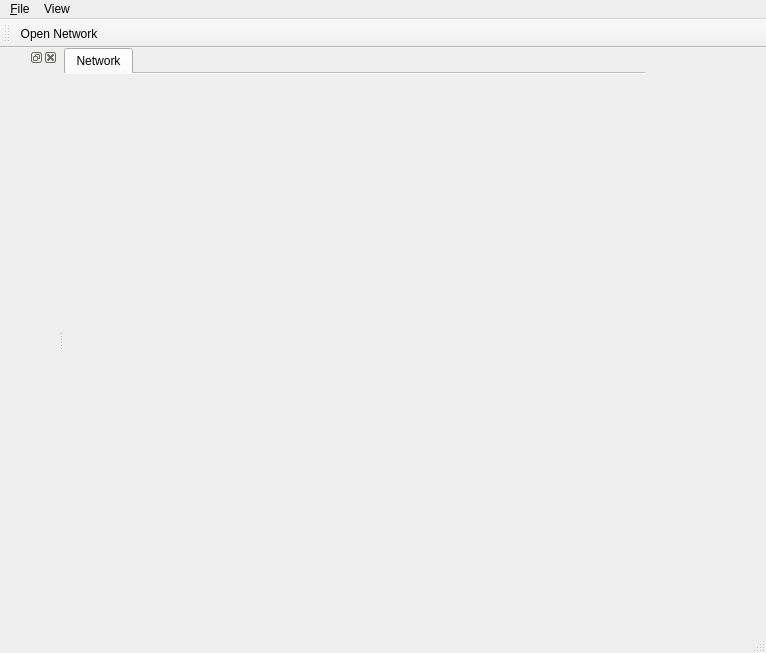
Qt form src/qdtnet/mainwindow.ui (baubie/dtnet) before a commit.
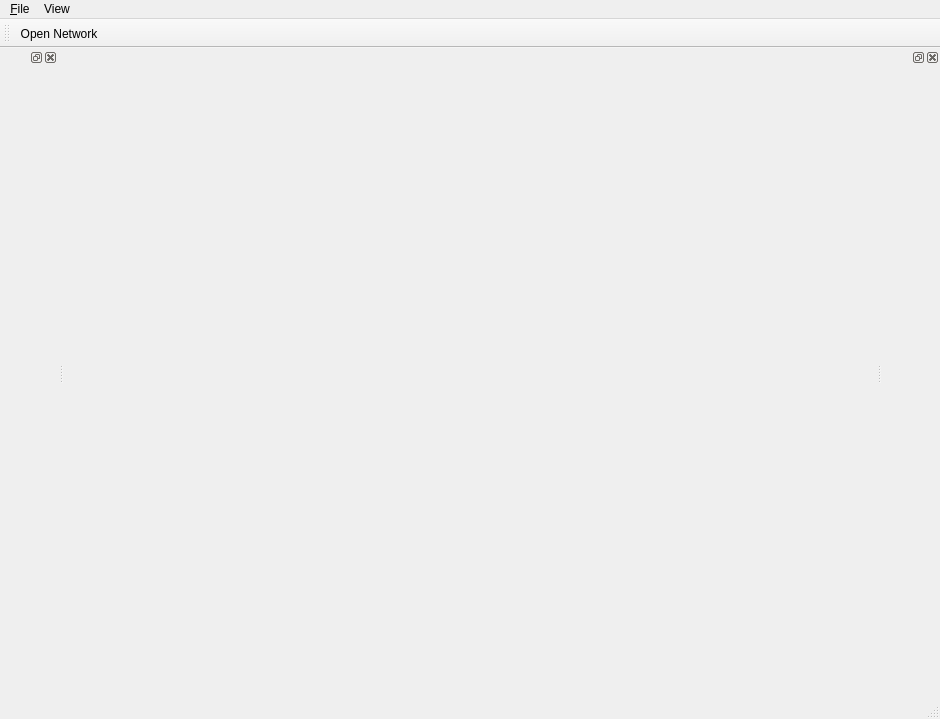
The same form after that commit.

What changed in the file:
```diff
--- a/src/qdtnet/mainwindow.ui
+++ b/src/qdtnet/mainwindow.ui
@@ -10,8 +10,8 @@
    <rect>
     <x>0</x>
     <y>0</y>
-    <width>766</width>
-    <height>653</height>
+    <width>940</width>
+    <height>719</height>
    </rect>
   </property>
   <property name="windowTitle">
@@ -26,44 +26,13 @@
   <property name="unifiedTitleAndToolBarOnMac">
    <bool>false</bool>
   </property>
-  <widget class="QWidget" name="centralWidget">
-   <widget class="QTabWidget" name="tabWidget">
-    <property name="geometry">
-     <rect>
-      <x>0</x>
-      <y>0</y>
-      <width>581</width>
-      <height>571</height>
-     </rect>
-    </property>
-    <property name="tabPosition">
-     <enum>QTabWidget::North</enum>
-    </property>
-    <property name="tabShape">
-     <enum>QTabWidget::Rounded</enum>
-    </property>
-    <property name="currentIndex">
-     <number>0</number>
-    </property>
-    <property name="elideMode">
-     <enum>Qt::ElideLeft</enum>
-    </property>
-    <property name="documentMode">
-     <bool>true</bool>
-    </property>
-    <widget class="QWidget" name="tab">
-     <attribute name="title">
-      <string>Network</string>
-     </attribute>
-    </widget>
-   </widget>
-  </widget>
+  <widget class="QWidget" name="centralWidget"/>
   <widget class="QMenuBar" name="menuBar">
    <property name="geometry">
     <rect>
      <x>0</x>
      <y>0</y>
-     <width>766</width>
+     <width>940</width>
      <height>26</height>
     </rect>
    </property>
@@ -103,6 +72,12 @@
    </attribute>
    <widget class="QWidget" name="dockWidgetContents"/>
   </widget>
+  <widget class="QDockWidget" name="dockResults">
+   <attribute name="dockWidgetArea">
+    <number>2</number>
+   </attribute>
+   <widget class="QWidget" name="dockWidgetContents_2"/>
+  </widget>
   <action name="actionOpen_Network">
    <property name="text">
     <string>Open Network</string>
```
